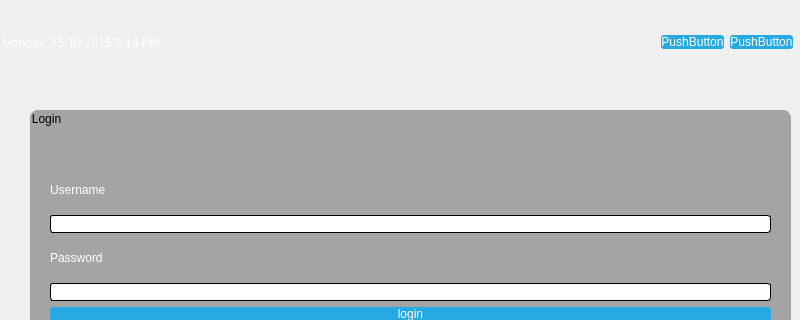
First picture: the form in login.ui, repository aliysefian/qt-test, before the edit; both pictures show x 0 to 800 and y 0 to 320 of the 800 by 600 pixel window.
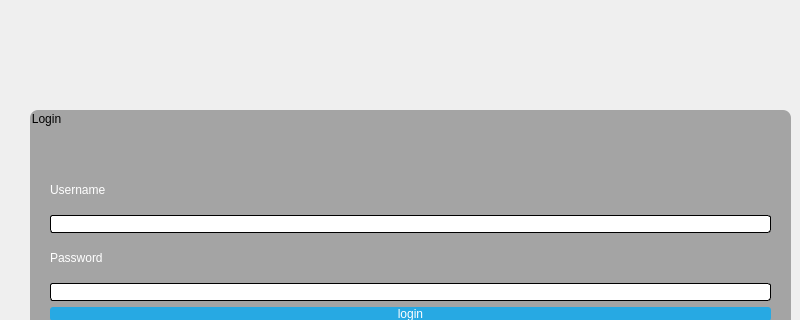
Second picture: the form after the edit.

```diff
--- a/login.ui
+++ b/login.ui
@@ -120,52 +120,6 @@
     <string/>
    </property>
   </widget>
-  <widget class="QWidget" name="layoutWidget">
-   <property name="geometry">
-    <rect>
-     <x>2</x>
-     <y>22</y>
-     <width>791</width>
-     <height>41</height>
-    </rect>
-   </property>
-   <layout class="QHBoxLayout" name="topPanel">
-    <item>
-     <widget class="QLabel" name="lblCurrentDateTime">
-      <property name="text">
-       <string>Monday, 25-10-2015 3:14 PM</string>
-      </property>
-     </widget>
-    </item>
-    <item>
-     <spacer name="horizontalSpacer">
-      <property name="orientation">
-       <enum>Qt::Horizontal</enum>
-      </property>
-      <property name="sizeHint" stdset="0">
-       <size>
-        <width>308</width>
-        <height>20</height>
-       </size>
-      </property>
-     </spacer>
-    </item>
-    <item>
-     <widget class="QPushButton" name="restartButton">
-      <property name="text">
-       <string>PushButton</string>
-      </property>
-     </widget>
-    </item>
-    <item>
-     <widget class="QPushButton" name="shutdownButton">
-      <property name="text">
-       <string>PushButton</string>
-      </property>
-     </widget>
-    </item>
-   </layout>
-  </widget>
  </widget>
  <resources/>
  <connections/>
```
